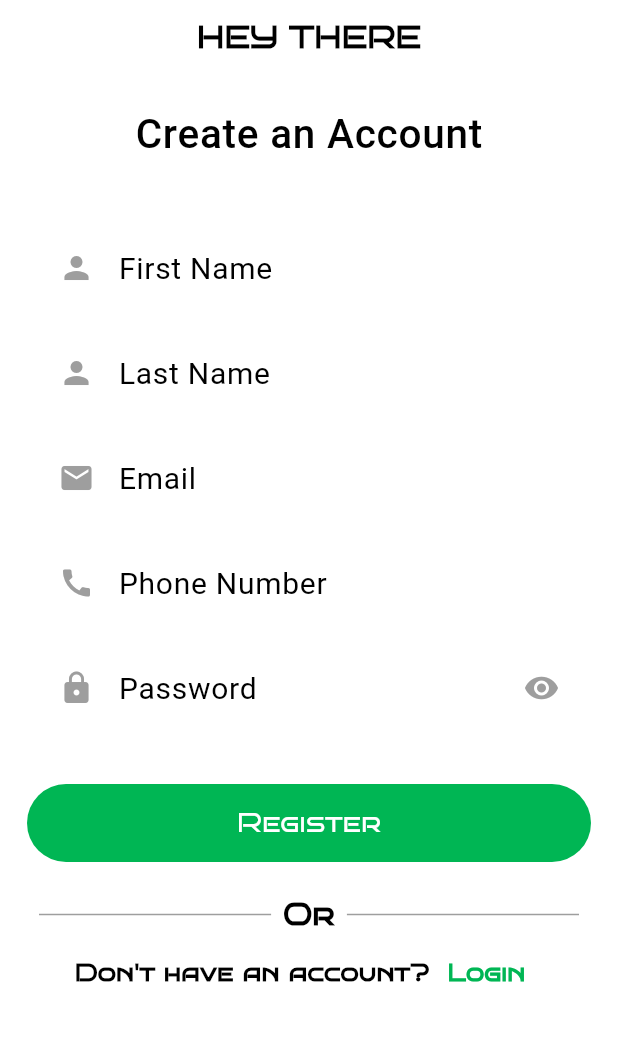
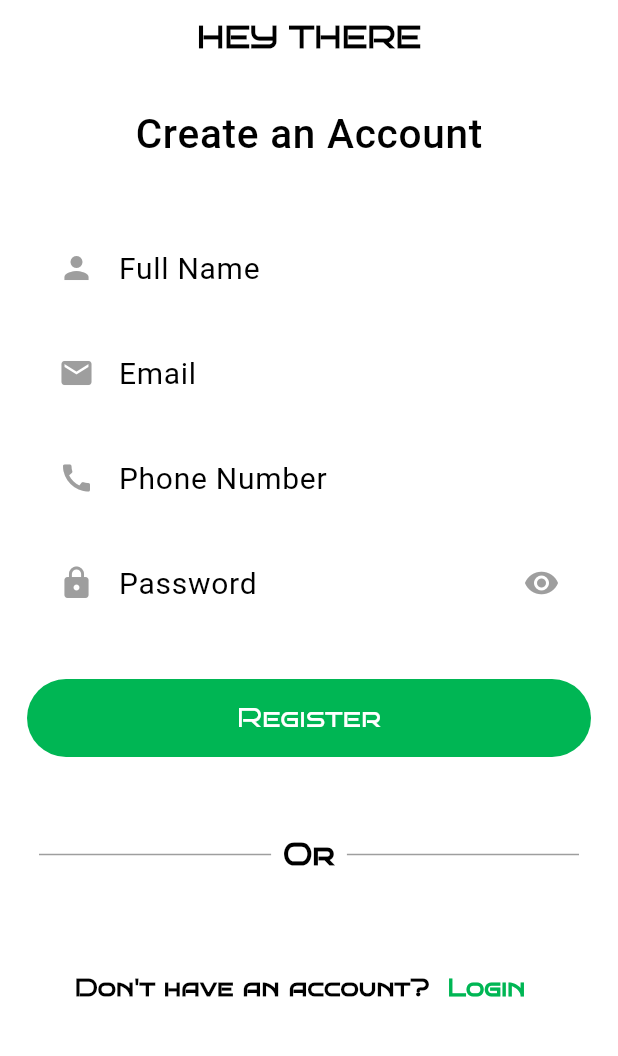
Before and after one commit to hephzisoft/healthify, a Flutter app: the SignupScreen screen opened by its route, on a phone screen of 412 x 824 dp, the part 122-1178 px from its top. Run offline on Flutter 3.47's test engine with Material 2 defaults, Android fonts, the phone set to English and light mode, and no system bars; our stand-ins replace flutter_svg; Roboto replaces fonts that are missing (kanit).

Commit message:
Finished the signup page

```diff
--- a/lib/screens/signup/signup_screen.dart
+++ b/lib/screens/signup/signup_screen.dart
@@ -18,6 +18,7 @@ class _SignupScreenState extends State<SignupScreen> {
   Widget build(BuildContext context) {
     return Scaffold(
       body: SafeArea(
+        child: SingleChildScrollView(
           child: Padding(
             padding: const EdgeInsets.all(10.0),
             child: Column(
@@ -53,8 +54,8 @@ class _SignupScreenState extends State<SignupScreen> {
                   padding: const EdgeInsets.all(
                     17,
                   ),
+                  child: Form(
                     child: SingleChildScrollView(
-                  child: Form(
                       child: Column(
                         children: [
                           Padding(
@@ -66,7 +67,7 @@ class _SignupScreenState extends State<SignupScreen> {
                                 fontWeight: FontWeight.normal,
                               ),
                               decoration: InputDecoration(
-                              hintText: 'First Name',
+                                hintText: 'Full Name',
                                 prefixIcon: const Icon(
                                   Icons.person,
                                   color: Colors.grey,
@@ -78,26 +79,7 @@ class _SignupScreenState extends State<SignupScreen> {
                               ),
                             ),
                           ),
-                        Padding(
-                          padding: const EdgeInsets.only(bottom: 8.0),
-                          child: TextFormField(
-                            textCapitalization: TextCapitalization.words,
-                            style: const TextStyle(
-                              fontFamily: 'kanit',
-                              fontWeight: FontWeight.normal,
-                            ),
-                            decoration: InputDecoration(
-                              hintText: 'Last Name',
-                              prefixIcon: const Icon(
-                                Icons.person,
-                                color: Colors.grey,
-                              ),
-                              border: OutlineInputBorder(
-                                borderRadius: BorderRadius.circular(20.0),
-                              ),
-                            ),
-                          ),
-                        ),
+
                           Padding(
                             padding: const EdgeInsets.only(bottom: 8.0),
                             child: TextFormField(
@@ -169,6 +151,7 @@ class _SignupScreenState extends State<SignupScreen> {
                     ),
                   ),
                 ),
+
                 Padding(
                   padding: const EdgeInsets.all(8.0),
                   child: Column(
@@ -183,13 +166,13 @@ class _SignupScreenState extends State<SignupScreen> {
                               textStyle: const TextStyle(
                                 fontFamily: 'Bruno Asc',
                                 fontSize: 18,
-                            )),
+                              ),),
                           onPressed: () {},
                           child: const Text('Register'),
                         ),
                       ),
                       const SizedBox(
-                      height: 20,
+                        height: 50,
                       ),
                       Row(
                         mainAxisAlignment: MainAxisAlignment.center,
@@ -214,6 +197,7 @@ class _SignupScreenState extends State<SignupScreen> {
                           ),
                         ],
                       ),
+                      const SizedBox(height: 50,),
                       Row(
                         mainAxisAlignment: MainAxisAlignment.center,
                         children: [
@@ -243,6 +227,7 @@ class _SignupScreenState extends State<SignupScreen> {
             ),
           ),
         ),
+      ),
     );
   }
 }
```
Also changed, not shown: lib/app.dart (line endings or trailing spaces). Lines whose indentation alone changed are shown as unchanged.
